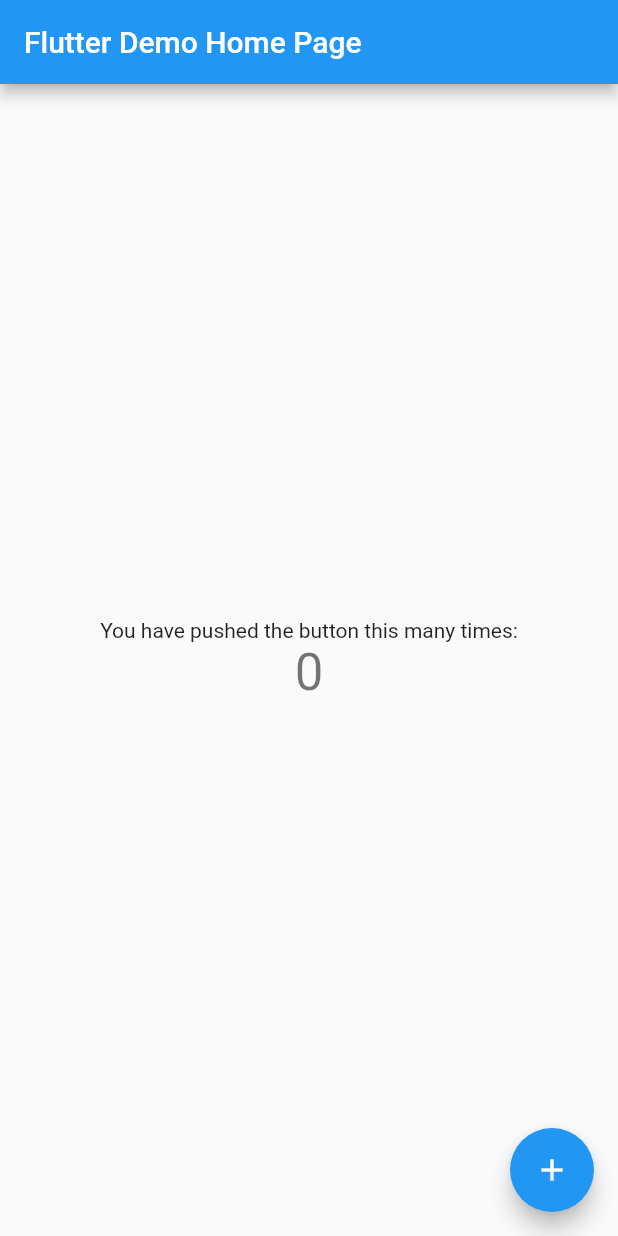
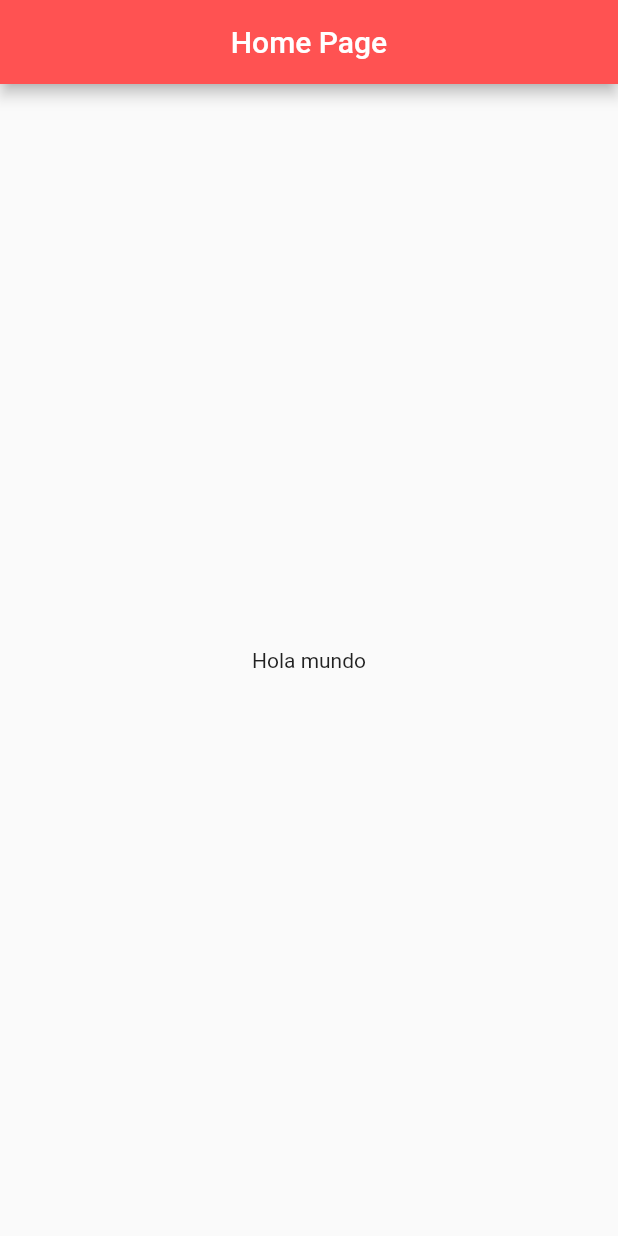
Before and after one commit to bortan01/push_app, a Flutter app: the screen it shows after launch, on a phone screen of 412 x 824 dp. Run offline on Flutter 3.47's test engine with Material 2 defaults, Android fonts, the phone set to English and light mode, and no system bars.

Commit message:
todavia malo

```diff
--- a/lib/main.dart
+++ b/lib/main.dart
@@ -1,117 +1,20 @@
 import 'package:flutter/material.dart';
+import 'package:push_app/src/pages/home_page.dart';
+import 'package:push_app/src/pages/mensaje_page.dart';
 
-void main() {
-  runApp(MyApp());
-}
+void main() => runApp(MyApp());
 
 class MyApp extends StatelessWidget {
-  // This widget is the root of your application.
   @override
   Widget build(BuildContext context) {
     return MaterialApp(
-      title: 'Flutter Demo',
-      theme: ThemeData(
-        // This is the theme of your application.
-        //
-        // Try running your application with "flutter run". You'll see the
-        // application has a blue toolbar. Then, without quitting the app, try
-        // changing the primarySwatch below to Colors.green and then invoke
-        // "hot reload" (press "r" in the console where you ran "flutter run",
-        // or simply save your changes to "hot reload" in a Flutter IDE).
-        // Notice that the counter didn't reset back to zero; the application
-        // is not restarted.
-        primarySwatch: Colors.blue,
-        // This makes the visual density adapt to the platform that you run
-        // the app on. For desktop platforms, the controls will be smaller and
-        // closer together (more dense) than on mobile platforms.
-        visualDensity: VisualDensity.adaptivePlatformDensity,
-      ),
-      home: MyHomePage(title: 'Flutter Demo Home Page'),
+      debugShowCheckedModeBanner: false,
+      title: 'Material App',
+      initialRoute: "home",
+      routes: {
+        'home': (BuildContext context) => HomePage(),
+        'mensaje': (BuildContext context) => Mensaje(),
+      },
     );
   }
 }
-
-class MyHomePage extends StatefulWidget {
-  MyHomePage({Key key, this.title}) : super(key: key);
-
-  // This widget is the home page of your application. It is stateful, meaning
-  // that it has a State object (defined below) that contains fields that affect
-  // how it looks.
-
-  // This class is the configuration for the state. It holds the values (in this
-  // case the title) provided by the parent (in this case the App widget) and
-  // used by the build method of the State. Fields in a Widget subclass are
-  // always marked "final".
-
-  final String title;
-
-  @override
-  _MyHomePageState createState() => _MyHomePageState();
-}
-
-class _MyHomePageState extends State<MyHomePage> {
-  int _counter = 0;
-
-  void _incrementCounter() {
-    setState(() {
-      // This call to setState tells the Flutter framework that something has
-      // changed in this State, which causes it to rerun the build method below
-      // so that the display can reflect the updated values. If we changed
-      // _counter without calling setState(), then the build method would not be
-      // called again, and so nothing would appear to happen.
-      _counter++;
-    });
-  }
-
-  @override
-  Widget build(BuildContext context) {
-    // This method is rerun every time setState is called, for instance as done
-    // by the _incrementCounter method above.
-    //
-    // The Flutter framework has been optimized to make rerunning build methods
-    // fast, so that you can just rebuild anything that needs updating rather
-    // than having to individually change instances of widgets.
-    return Scaffold(
-      appBar: AppBar(
-        // Here we take the value from the MyHomePage object that was created by
-        // the App.build method, and use it to set our appbar title.
-        title: Text(widget.title),
-      ),
-      body: Center(
-        // Center is a layout widget. It takes a single child and positions it
-        // in the middle of the parent.
-        child: Column(
-          // Column is also a layout widget. It takes a list of children and
-          // arranges them vertically. By default, it sizes itself to fit its
-          // children horizontally, and tries to be as tall as its parent.
-          //
-          // Invoke "debug painting" (press "p" in the console, choose the
-          // "Toggle Debug Paint" action from the Flutter Inspector in Android
-          // Studio, or the "Toggle Debug Paint" command in Visual Studio Code)
-          // to see the wireframe for each widget.
-          //
-          // Column has various properties to control how it sizes itself and
-          // how it positions its children. Here we use mainAxisAlignment to
-          // center the children vertically; the main axis here is the vertical
-          // axis because Columns are vertical (the cross axis would be
-          // horizontal).
-          mainAxisAlignment: MainAxisAlignment.center,
-          children: <Widget>[
-            Text(
-              'You have pushed the button this many times:',
-            ),
-            Text(
-              '$_counter',
-              style: Theme.of(context).textTheme.headline4,
-            ),
-          ],
-        ),
-      ),
-      floatingActionButton: FloatingActionButton(
-        onPressed: _incrementCounter,
-        tooltip: 'Increment',
-        child: Icon(Icons.add),
-      ), // This trailing comma makes auto-formatting nicer for build methods.
-    );
-  }
-}
--- /dev/null
+++ b/lib/src/pages/home_page.dart
@@ -0,0 +1,21 @@
+import 'package:flutter/material.dart';
+
+class HomePage extends StatelessWidget {
+  const HomePage({Key key}) : super(key: key);
+
+  @override
+  Widget build(BuildContext context) {
+    return Scaffold(
+      appBar: AppBar(
+        centerTitle: true,
+        title: Text("Home Page"),
+        backgroundColor: Colors.redAccent,
+      ),
+      body: Center(
+        child: new Center(
+          child: Text("Hola mundo"),
+        ),
+      ),
+    );
+  }
+}
```
Also changed, not shown: lib/src/pages/mensaje_page.dart (added, +16 -0 lines), pubspec.yaml (+2 -7 lines), pubspec.lock, 5 other files.
